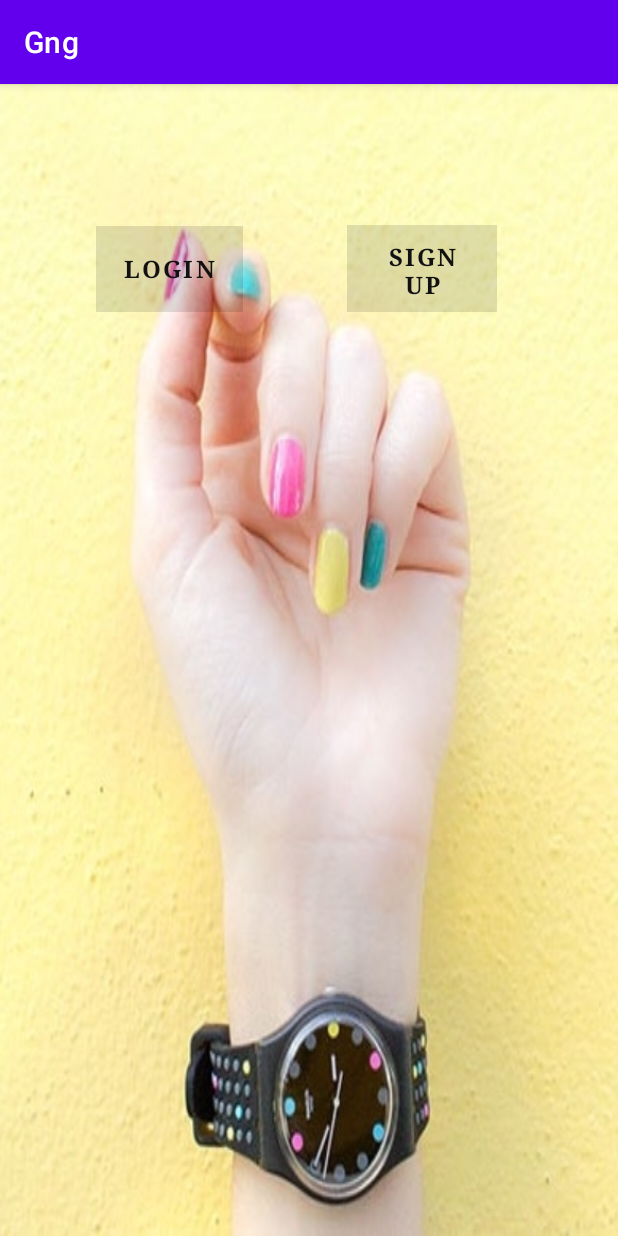
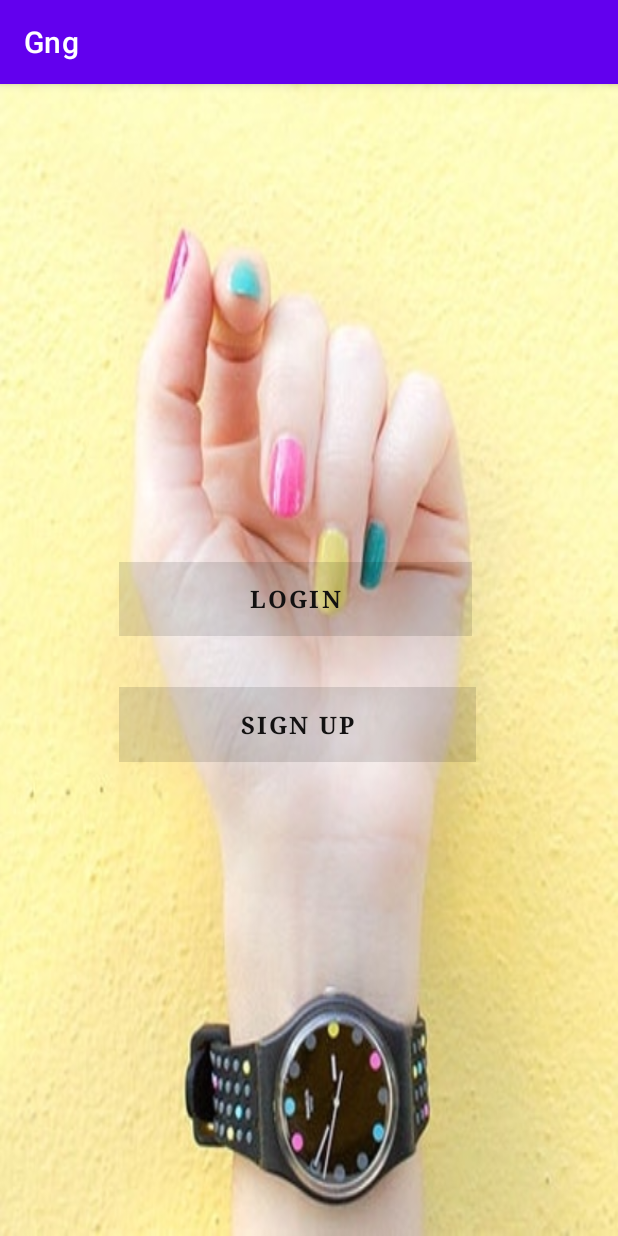
Before and after one commit to ArpanRandhawa/Gng, an Android app: the screen it shows after launch (MainActivity), on a phone screen of 412 x 824 dp. Run offline under Robolectric (Android 15) with nearby library versions, the phone set to English and light mode, and no system bars.

Commit message:
Activity linking with error removal

```diff
--- a/app/src/main/res/layout/activity_main.xml
+++ b/app/src/main/res/layout/activity_main.xml
@@ -10,44 +10,47 @@
 
     <Button
         android:id="@+id/signup"
-        android:layout_width="100dp"
-        android:layout_height="58dp"
+        android:layout_width="238dp"
+        android:layout_height="50dp"
 
-        android:layout_marginBottom="616dp"
+        android:layout_marginBottom="316dp"
         android:background="#69729F"
         android:enabled="false"
         android:fontFamily="serif"
+        android:onClick="signUpFunction"
         android:text="SIGN UP"
         android:textAlignment="center"
         android:textColor="#121111"
         android:textSize="16sp"
+
         android:textStyle="bold"
-
         app:layout_constraintBottom_toBottomOf="parent"
         app:layout_constraintEnd_toEndOf="parent"
-        app:layout_constraintHorizontal_bias="0.741"
-        app:layout_constraintStart_toStartOf="parent" />
+        app:layout_constraintHorizontal_bias="0.456"
+        app:layout_constraintStart_toStartOf="parent"
+        app:layout_constraintTop_toBottomOf="@+id/Login"
+        app:layout_constraintVertical_bias="1.0" />
 
     <Button
         android:id="@+id/Login"
-        android:layout_width="98dp"
-        android:layout_height="57dp"
+        android:layout_width="235dp"
+        android:layout_height="49dp"
 
-        android:layout_marginBottom="616dp"
+        android:layout_marginBottom="400dp"
         android:background="#69729F"
         android:enabled="false"
         android:fontFamily="serif"
+        android:onClick="loginFunction"
         android:text="Login"
         android:textAlignment="center"
         android:textColor="#121111"
         android:textSize="16sp"
+
         android:textStyle="bold"
-
         app:layout_constraintBottom_toBottomOf="parent"
         app:layout_constraintEnd_toEndOf="parent"
-        app:layout_constraintHorizontal_bias="0.204"
+        app:layout_constraintHorizontal_bias="0.448"
         app:layout_constraintStart_toStartOf="parent" />
 
 
-
 </androidx.constraintlayout.widget.ConstraintLayout>
```
Also changed, not shown: app/src/main/AndroidManifest.xml (+14 -0 lines), app/src/main/java/com/example/gng/MainActivity.java (+14 -0 lines), app/src/main/java/com/example/gng/loginPage.java (added, +14 -0 lines), app/src/main/java/com/example/gng/signUpPage.java (added, +14 -0 lines), app/src/main/res/layout/activity_login_page.xml (renamed from app/src/main/res/layout/loginpage.xml, +5 -3 lines), app/src/main/res/layout/activity_sign_up_page.xml (renamed from app/src/main/res/layout/signuppage.xml, +5 -4 lines).
